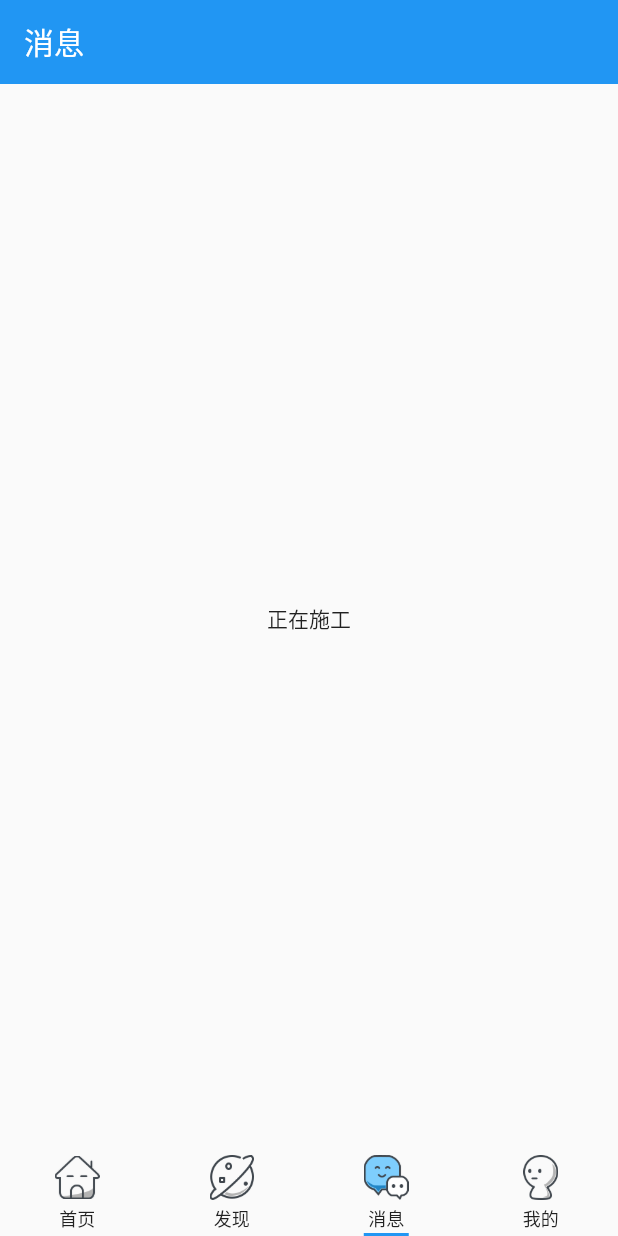
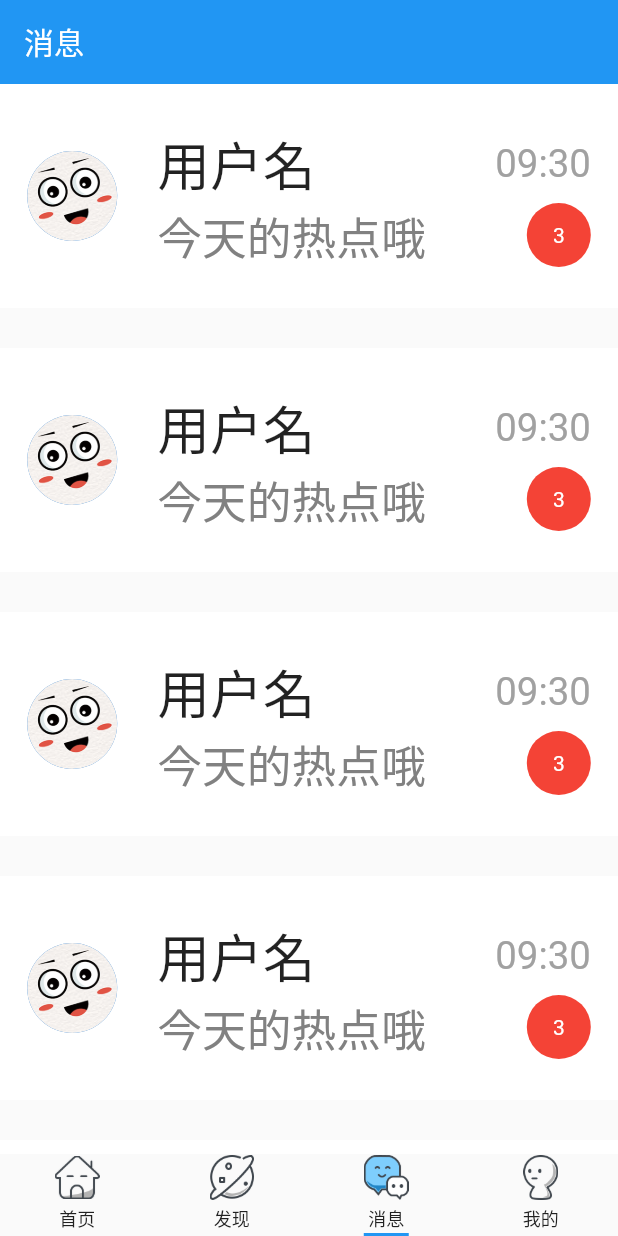
Before and after one commit to tangxiangmin/funny, a Flutter app: the screen it shows after launch, item 3 of the bottom bar chosen, on a phone screen of 412 x 824 dp. Run offline on Flutter 3.47's test engine with Material 2 defaults, Android fonts, the phone set to English and light mode, and no system bars; our stand-ins replace dio, flutter_redux, fluttertoast, redux, shared_preferences; generated files the repository leaves out were written again; network calls fail.

```diff
--- a/lib/app/api/base.dart
+++ b/lib/app/api/base.dart
@@ -2,7 +2,7 @@ import 'package:dio/dio.dart';
 
 // todo 这里增加一些基础请求信息
 Options opt = Options(
-    baseUrl: "http://192.168.1.6:7999/",
+    baseUrl: "http://192.168.0.7:7999/",
     connectTimeout: 5000,
     receiveTimeout: 3000);
 
--- a/lib/app/components/jokeList.dart
+++ b/lib/app/components/jokeList.dart
@@ -34,7 +34,7 @@ class _JokeLitState extends State<JokeList> {
   void getJokeList() async {
     Dio dio = new Dio();
 
-    var response = await dio.get("http://192.168.1.6:7999/jokeList/");
+    var response = await dio.get("http://192.168.0.7:7999/jokeList/");
 
     JokeListModel.joke_list res =
         JokeListModel.joke_list.fromJson(response.data);
--- a/lib/app/view/message.dart
+++ b/lib/app/view/message.dart
@@ -1,6 +1,17 @@
+import 'package:flutter/cupertino.dart';
 import 'package:flutter/material.dart';
 
+import '../util/rem.dart';
+
 class MessagePage extends StatelessWidget {
+  Widget itemBuilder(BuildContext context, int index) {
+    return new GestureDetector(
+        onTap: () {
+          print('123');
+        },
+        child: _MessageItem());
+  }
+
   @override
   Widget build(BuildContext context) {
     return Scaffold(
@@ -8,8 +19,69 @@ class MessagePage extends StatelessWidget {
           elevation: 0.0,
           title: Text('消息'),
         ),
-        body: Center(
-          child: Text("正在施工"),
+        body: new ListView.builder(
+          itemCount: 10,
+          itemBuilder: itemBuilder,
         ));
   }
 }
+
+class _MessageItem extends StatelessWidget {
+  @override
+  Widget build(BuildContext context) {
+    return Container(
+      color: Color(0xffffffff),
+      height: Adapt.px(140),
+      padding: EdgeInsets.only(left: Adapt.px(17), right: Adapt.px(17)),
+      margin: EdgeInsets.only(bottom: Adapt.px(25)),
+      child: Row(
+        mainAxisAlignment: MainAxisAlignment.spaceBetween,
+        children: <Widget>[
+          Padding(
+            padding: EdgeInsets.only(right: Adapt.px(25)),
+            child: CircleAvatar(
+                radius: 30,
+                backgroundImage: AssetImage("assets/img/default_avatar.png")),
+          ),
+          Expanded(
+            child: Column(
+              mainAxisAlignment: MainAxisAlignment.center,
+              children: <Widget>[
+                Row(
+                  mainAxisAlignment: MainAxisAlignment.spaceBetween,
+                  children: <Widget>[
+                    Text("用户名", style: TextStyle(fontSize: Adapt.px(33))),
+                    Text(
+                      "09:30",
+                      style: TextStyle(
+                          fontSize: Adapt.px(24), color: Color(0xffa1a1a1)),
+                    )
+                  ],
+                ),
+                Row(
+                  mainAxisAlignment: MainAxisAlignment.spaceBetween,
+                  children: <Widget>[
+                    Text("今天的热点哦",style: TextStyle(fontSize: Adapt.px(28),color: Color(0xff818181)),),
+                    Container(
+                      width: Adapt.px(40),
+                      height: Adapt.px(40),
+                      decoration: BoxDecoration(
+                          color: Colors.red,
+                          borderRadius: BorderRadius.circular(Adapt.px(20))),
+                      child: Center(
+                        child: Text(
+                          "3",
+                          style: TextStyle(color: Colors.white),
+                        ),
+                      ),
+                    )
+                  ],
+                )
+              ],
+            ),
+          )
+        ],
+      ),
+    );
+  }
+}
--- a/lib/home.dart
+++ b/lib/home.dart
@@ -48,7 +48,7 @@ class HomeState extends State<FunApp> with SingleTickerProviderStateMixin {
 
   @override
   Widget build(BuildContext context) {
-    return Scaffold(
+    Widget body = Scaffold(
         bottomNavigationBar: TabBar(
           controller: _controller,
           indicatorSize: TabBarIndicatorSize.label,
@@ -89,5 +89,11 @@ class HomeState extends State<FunApp> with SingleTickerProviderStateMixin {
           ],
           controller: _controller,
         ));
+    return SafeArea(
+      bottom: true,
+      child: SizedBox.expand(
+        child: body,
+      ),
+    );
   }
 }
--- /dev/null
+++ b/lib/store/index.dart
@@ -0,0 +1,53 @@
+import 'package:redux/redux.dart';
+
+class IncrementAction {
+  final payload;
+
+  IncrementAction({this.payload});
+}
+
+class AppState {
+  int count;
+
+  AppState({
+    this.count,
+  });
+
+  static AppState initialState() {
+    return AppState(
+      count: 0,
+    );
+  }
+
+  AppState copyWith({count}) {
+    return AppState(
+      count: count ?? this.count,
+    );
+  }
+}
+
+AppState counterReducer(AppState state, dynamic action) {
+  switch (action.runtimeType) {
+    case IncrementAction:
+      return state.copyWith(count: state.count + action.payload);
+  }
+
+  return state;
+}
+
+// 暴露全局store
+Store store =
+    new Store<AppState>(counterReducer, initialState: AppState.initialState());
+
+//void example() async {
+//  const string = "Java, android, ios, get the same result by DES encryption and decryption.";
+//  const key = "u1BvOHzUOcklgNpn1MaWvdn9DT4LyzSX";
+//  const iv = "12345678";
+//
+//  var encrypt = await FlutterDes.encrypt(string, key, iv: iv);
+//  var decrypt = await FlutterDes.decrypt(encrypt, key, iv: iv);
+//  var encryptHex = await FlutterDes.encryptToHex(string, key, iv: iv);
+//  var decryptHex = await FlutterDes.decryptFromHex(encryptHex, key, iv: iv);
+//  var encryptBase64 = await FlutterDes.encryptToBase64(string, key, iv: iv);
+//  var decryptBase64 = await FlutterDes.decryptFromBase64(encryptBase64, key, iv: iv);
+//}
--- a/package.json
+++ b/package.json
@@ -9,7 +9,7 @@
   },
   "scripts": {
     "model": "flutter packages pub run build_runner build",
-    "ios": "open -a Simulator"
+    "mock": "mock -f ./mock/index.js -p 7999"
   },
   "repository": {
     "type": "git",
--- a/pubspec.yaml
+++ b/pubspec.yaml
@@ -23,6 +23,9 @@ dependencies:
   json_annotation: ^2.0.0 # 解析json
   fluttertoast: ^2.2.3 # toast插件
   shared_preferences: ^0.4.3 # 本地存储
+  redux: ^4.0.0
+  flutter_redux: ^0.6.0
+  flutter_aes_ecb_pkcs5: ^0.1.1
 
 dev_dependencies:
   flutter_test:
```
Also changed, not shown: lib/app/view/my.dart (+70 -5 lines), lib/main.dart (+11 -7 lines), 7 other files.
